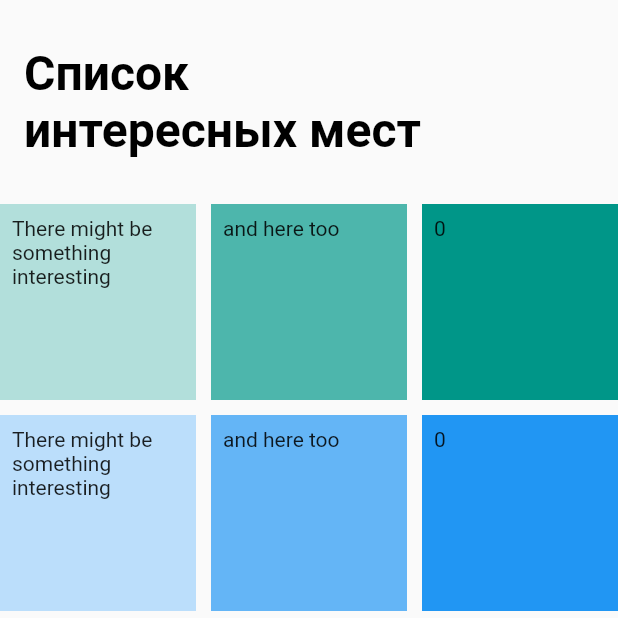
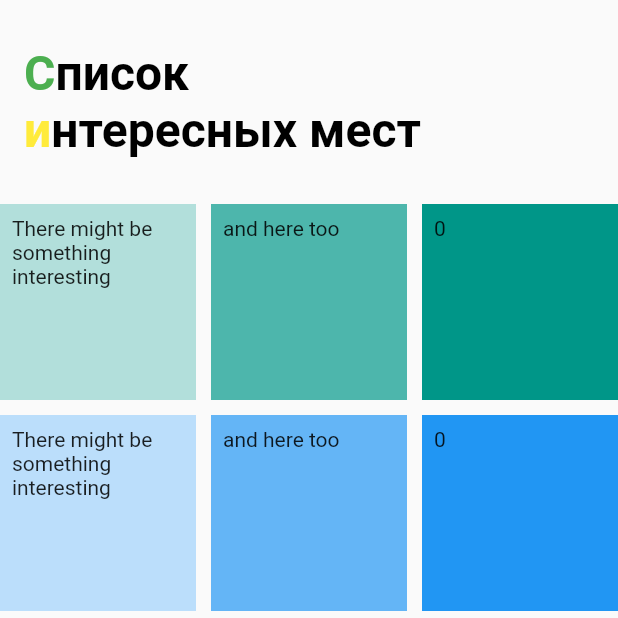
Before and after one commit to CoreyVV/surf-flutter-course-maksakov, a Flutter app: the screen it shows after launch, on a phone screen of 412 x 824 dp, the top half of it. Run offline on Flutter 3.47's test engine with Material 2 defaults, Android fonts, the phone set to English and light mode, and no system bars.

Commit message:
task 4.4.2 RichText и TextSpan

```diff
--- a/lib/ui/screen/sight_list_screen.dart
+++ b/lib/ui/screen/sight_list_screen.dart
@@ -21,15 +21,45 @@ class _SightListScreenState extends State<SightListScreen> {
     return Scaffold(
       resizeToAvoidBottomInset: false,
       appBar: AppBar(
-        title: Text(
-          'Список\nинтересных мест',
+        // title: Text(
+        //   'Список\nинтересных мест',
+        //   textAlign: TextAlign.left,
+        //   style: TextStyle(
+        //       fontFamily: 'Roboto',
+        //       color: Colors.black,
+        //       fontWeight: FontWeight.w700,
+        //       fontSize: 32,
+        //       fontStyle: FontStyle.normal),
+        //   maxLines: 2,
+        // ),
+        // toolbarHeight: 136,
+        // backgroundColor: Colors.transparent,
+        // elevation: 0.0,
+        title: RichText(
+          text: TextSpan(
+              text: 'С',
+              style: TextStyle(
+                  color: Colors.green,
+                  backgroundColor: Colors.transparent,
+                  fontSize: 32,
+                  fontWeight: FontWeight.w700,
+                  fontStyle: FontStyle.normal),
+              children: [
+                TextSpan(
+                    text: 'писок',
+                    style: TextStyle(color: Colors.black),
+                    children: [
+                      TextSpan(
+                          text: '\nи',
+                          style: TextStyle(color: Colors.yellow),
+                          children: [
+                            TextSpan(
+                                text: 'нтересных мест',
+                                style: TextStyle(color: Colors.black))
+                          ])
+                    ]),
+              ]),
           textAlign: TextAlign.left,
-          style: TextStyle(
-              fontFamily: 'Roboto',
-              color: Colors.black,
-              fontWeight: FontWeight.w700,
-              fontSize: 32,
-              fontStyle: FontStyle.normal),
           maxLines: 2,
         ),
         toolbarHeight: 136,
```
